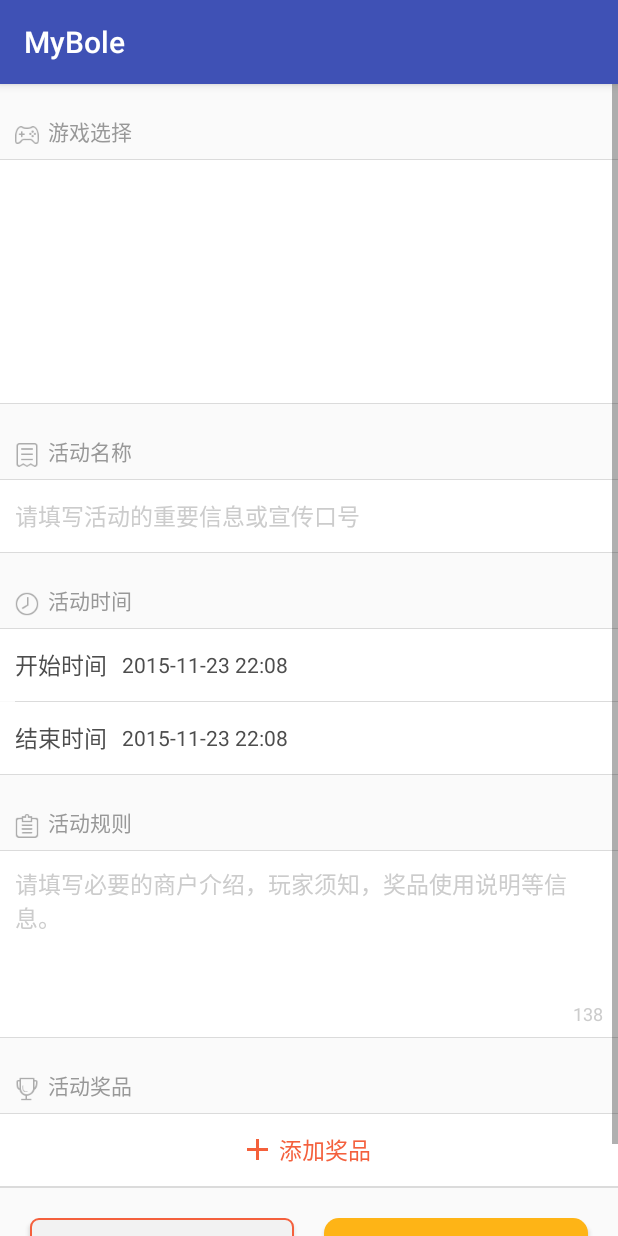
After one commit to smallhorse87/MyBole, an Android app: the ActivityCreation screen opened directly, with no data from a screen before it, on a phone screen of 412 x 824 dp. The commit adds this screen. Run offline under Robolectric (Android 15) with nearby library versions, the phone set to English and light mode, and no system bars.

```diff
--- a/app/src/main/AndroidManifest.xml
+++ b/app/src/main/AndroidManifest.xml
@@ -64,7 +64,8 @@
             android:screenOrientation="portrait"
             android:windowSoftInputMode="stateAlwaysHidden" />
         <activity android:name=".activity.text.AboutActivity" />
-        <activity android:name=".activity.text.PolicyActivity"></activity>
+        <activity android:name=".activity.text.PolicyActivity" />
+        <activity android:name=".activity.myactivities.ActivityCreation"></activity>
     </application>
 
 </manifest>
--- a/app/src/main/java/com/zhitian/mybole/activity/MainActivity.java
+++ b/app/src/main/java/com/zhitian/mybole/activity/MainActivity.java
@@ -8,6 +8,7 @@ import android.widget.Toast;
 
 import com.zhitian.mybole.R;
 import com.zhitian.mybole.activity.code.ManualVerifyActivity;
+import com.zhitian.mybole.activity.myactivities.ActivityCreation;
 import com.zhitian.mybole.activity.myactivities.MyActivitesActivity;
 import com.zhitian.mybole.activity.statistics.TotalStatActivity;
 import com.zhitian.mybole.base.BaseActivity;
@@ -59,6 +60,8 @@ public class MainActivity extends BaseActivity {
     public void onClick(View view) {
         switch (view.getId()) {
             case R.id.rl_activity_creation:
+                Intent createIntent = new Intent(this, ActivityCreation.class);
+                this.startActivity(createIntent);
                 break;
             case R.id.rl_my_activities:
                 Intent intent = new Intent(this, MyActivitesActivity.class);
--- /dev/null
+++ b/app/src/main/java/com/zhitian/mybole/activity/myactivities/ActivityCreation.java
@@ -0,0 +1,15 @@
+package com.zhitian.mybole.activity.myactivities;
+
+import android.support.v7.app.AppCompatActivity;
+import android.os.Bundle;
+
+import com.zhitian.mybole.R;
+
+public class ActivityCreation extends AppCompatActivity {
+
+    @Override
+    protected void onCreate(Bundle savedInstanceState) {
+        super.onCreate(savedInstanceState);
+        setContentView(R.layout.activity_activity_creation);
+    }
+}
--- /dev/null
+++ b/app/src/main/res/drawable/btn_round_orange_outline_selector.xml
@@ -0,0 +1,17 @@
+<?xml version="1.0" encoding="utf-8"?>
+<selector xmlns:android="http://schemas.android.com/apk/res/android">
+    <item android:state_pressed="false">
+        <shape android:shape="rectangle" xmlns:android="http://schemas.android.com/apk/res/android">
+            <stroke android:color="#f4603d" android:width="1dp"/>
+            <corners android:radius="5dp"/>
+            <solid android:color="#f2f2f2"/>
+        </shape>
+    </item>
+    <item android:state_pressed="true">
+        <shape android:shape="rectangle" xmlns:android="http://schemas.android.com/apk/res/android">
+            <stroke android:color="#40f4603d" android:width="1dp"/>
+            <corners android:radius="5dp"/>
+            <solid android:color="#f2f2f2"/>
+        </shape>
+    </item>
+</selector>
--- /dev/null
+++ b/app/src/main/res/layout/activity_activity_creation.xml
@@ -0,0 +1,360 @@
+<?xml version="1.0" encoding="utf-8"?>
+<LinearLayout xmlns:android="http://schemas.android.com/apk/res/android"
+    xmlns:tools="http://schemas.android.com/tools"
+    android:layout_width="match_parent"
+    android:layout_height="match_parent"
+    tools:context="com.zhitian.mybole.activity.myactivities.ActivityCreation"
+    android:orientation="vertical">
+
+    <ScrollView
+        android:layout_width="match_parent"
+        android:layout_height="match_parent"
+        android:id="@+id/scrollView5" >
+
+        <LinearLayout
+            android:orientation="vertical"
+            android:layout_width="match_parent"
+            android:layout_height="match_parent">
+
+            <LinearLayout
+                android:orientation="horizontal"
+                android:layout_width="match_parent"
+                android:layout_height="50dp"
+                android:paddingBottom="8dp">
+
+                <ImageView
+                    android:layout_width="16dp"
+                    android:layout_height="16dp"
+                    android:id="@+id/imageView11"
+                    android:layout_marginLeft="10dp"
+                    android:layout_gravity="bottom"
+                    android:src="@mipmap/icon_gameselection"
+                    android:scaleType="fitXY" />
+
+                <TextView
+                    android:layout_width="wrap_content"
+                    android:layout_height="wrap_content"
+                    android:text="游戏选择"
+                    android:id="@+id/textView39"
+                    android:layout_gravity="bottom"
+                    android:layout_marginLeft="6dp"
+                    android:textSize="14dp"
+                    android:textColor="#989898" />
+            </LinearLayout>
+
+            <include layout="@layout/divider_h_no_margin"/>
+
+            <LinearLayout
+                android:orientation="horizontal"
+                android:layout_width="match_parent"
+                android:layout_height="162dp"
+                android:background="#ffffff"></LinearLayout>
+
+            <include layout="@layout/divider_h_no_margin"/>
+
+            <LinearLayout
+                android:orientation="horizontal"
+                android:layout_width="match_parent"
+                android:layout_height="50dp"
+                android:paddingBottom="8dp" >
+
+                <ImageView
+                    android:layout_width="16dp"
+                    android:layout_height="16dp"
+                    android:id="@+id/imageView13"
+                    android:layout_marginLeft="10dp"
+                    android:layout_gravity="bottom"
+                    android:src="@mipmap/icon_activityname"
+                    android:scaleType="fitXY" />
+
+                <TextView
+                    android:layout_width="wrap_content"
+                    android:layout_height="wrap_content"
+                    android:text="活动名称"
+                    android:id="@+id/textView46"
+                    android:layout_gravity="bottom"
+                    android:layout_marginLeft="6dp"
+                    android:textSize="14dp"
+                    android:textColor="#989898" />
+            </LinearLayout>
+
+            <include layout="@layout/divider_h_no_margin"/>
+
+            <EditText
+                android:layout_width="match_parent"
+                android:layout_height="48dp"
+                android:id="@+id/et_activity_name"
+                android:paddingLeft="10dp"
+                android:paddingRight="10dp"
+                android:background="#ffffff"
+                android:hint="请填写活动的重要信息或宣传口号"
+                android:textSize="15dp"
+                android:textColorHint="#cccccc"
+                android:textColor="#4d4d4d" />
+
+            <include layout="@layout/divider_h_no_margin"/>
+
+            <LinearLayout
+                android:orientation="horizontal"
+                android:layout_width="match_parent"
+                android:layout_height="50dp"
+                android:paddingBottom="8dp" >
+
+                <ImageView
+                    android:layout_width="16dp"
+                    android:layout_height="16dp"
+                    android:id="@+id/imageView14"
+                    android:layout_marginLeft="10dp"
+                    android:layout_gravity="bottom"
+                    android:src="@mipmap/icon_activitytime"
+                    android:scaleType="fitXY" />
+
+                <TextView
+                    android:layout_width="wrap_content"
+                    android:layout_height="wrap_content"
+                    android:text="活动时间"
+                    android:id="@+id/textView47"
+                    android:layout_gravity="bottom"
+                    android:layout_marginLeft="6dp"
+                    android:textSize="14dp"
+                    android:textColor="#989898" />
+            </LinearLayout>
+
+            <include layout="@layout/divider_h_no_margin"/>
+
+            <LinearLayout
+                android:orientation="horizontal"
+                android:layout_width="match_parent"
+                android:layout_height="48dp"
+                android:background="@drawable/cell_selector"
+                android:id="@+id/ll_start_time"
+                android:clickable="true">
+
+                <TextView
+                    android:layout_width="wrap_content"
+                    android:layout_height="wrap_content"
+                    android:text="开始时间"
+                    android:id="@+id/textView40"
+                    android:layout_gravity="center_vertical"
+                    android:layout_marginLeft="10dp"
+                    android:textSize="15dp"
+                    android:textColor="#4d4d4d" />
+
+                <TextView
+                    android:layout_width="wrap_content"
+                    android:layout_height="wrap_content"
+                    android:text="2015-11-23 22:08"
+                    android:id="@+id/tv_start_time"
+                    android:layout_gravity="center_vertical"
+                    android:layout_marginLeft="10dp"
+                    android:textColor="#4d4d4d" />
+            </LinearLayout>
+
+            <include layout="@layout/divider_h_left_margin"/>
+
+            <LinearLayout
+                android:orientation="horizontal"
+                android:layout_width="match_parent"
+                android:layout_height="48dp"
+                android:background="@drawable/cell_selector"
+                android:id="@+id/ll_end_time"
+                android:clickable="true">
+
+                <TextView
+                    android:layout_width="wrap_content"
+                    android:layout_height="wrap_content"
+                    android:text="结束时间"
+                    android:id="@+id/textView42"
+                    android:layout_gravity="center_vertical"
+                    android:layout_marginLeft="10dp"
+                    android:textSize="15dp"
+                    android:textColor="#4d4d4d" />
+
+                <TextView
+                    android:layout_width="wrap_content"
+                    android:layout_height="wrap_content"
+                    android:text="2015-11-23 22:08"
+                    android:id="@+id/tv_end_time"
+                    android:layout_gravity="center_vertical"
+                    android:layout_marginLeft="10dp"
+                    android:textColor="#4d4d4d" />
+            </LinearLayout>
+
+            <include layout="@layout/divider_h_no_margin"/>
+
+            <LinearLayout
+                android:orientation="horizontal"
+                android:layout_width="match_parent"
+                android:layout_height="50dp"
+                android:paddingBottom="8dp" >
+
+                <ImageView
+                    android:layout_width="16dp"
+                    android:layout_height="16dp"
+                    android:id="@+id/imageView15"
+                    android:layout_marginLeft="10dp"
+                    android:layout_gravity="bottom"
+                    android:src="@mipmap/icon_activityrule"
+                    android:scaleType="fitXY" />
+
+                <TextView
+                    android:layout_width="wrap_content"
+                    android:layout_height="wrap_content"
+                    android:text="活动规则"
+                    android:id="@+id/textView48"
+                    android:layout_gravity="bottom"
+                    android:layout_marginLeft="6dp"
+                    android:textSize="14dp"
+                    android:textColor="#989898" />
+            </LinearLayout>
+
+            <include layout="@layout/divider_h_no_margin"/>
+
+            <LinearLayout
+                android:orientation="vertical"
+                android:layout_width="match_parent"
+                android:layout_height="124dp"
+                android:background="#ffffff" >
+
+                <EditText
+                    android:layout_width="match_parent"
+                    android:layout_height="90dp"
+                    android:inputType="textMultiLine"
+                    android:ems="10"
+                    android:id="@+id/et_rule"
+                    android:gravity="left|top"
+                    android:hint="请填写必要的商户介绍，玩家须知，奖品使用说明等信息。"
+                    android:textColor="#4d4d4d"
+                    android:textSize="15dp"
+                    android:background="@null"
+                    android:layout_marginLeft="10dp"
+                    android:layout_marginRight="10dp"
+                    android:layout_marginTop="10dp"
+                    android:textColorHint="#cccccc"
+                    android:maxLength="200" />
+
+                <TextView
+                    android:layout_width="wrap_content"
+                    android:layout_height="wrap_content"
+                    android:text="138"
+                    android:id="@+id/tv_remaining_count"
+                    android:layout_gravity="bottom|right"
+                    android:layout_marginBottom="10dp"
+                    android:layout_marginRight="10dp"
+                    android:textColor="#cccccc"
+                    android:textSize="12dp" />
+            </LinearLayout>
+
+            <include layout="@layout/divider_h_no_margin"/>
+
+            <LinearLayout
+                android:orientation="horizontal"
+                android:layout_width="match_parent"
+                android:layout_height="50dp"
+                android:paddingBottom="8dp" >
+
+                <ImageView
+                    android:layout_width="16dp"
+                    android:layout_height="16dp"
+                    android:id="@+id/imageView16"
+                    android:layout_marginLeft="10dp"
+                    android:layout_gravity="bottom"
+                    android:src="@mipmap/icon_prize"
+                    android:scaleType="fitXY" />
+
+                <TextView
+                    android:layout_width="wrap_content"
+                    android:layout_height="wrap_content"
+                    android:text="活动奖品"
+                    android:id="@+id/textView49"
+                    android:layout_gravity="bottom"
+                    android:layout_marginLeft="6dp"
+                    android:textSize="14dp"
+                    android:textColor="#989898" />
+            </LinearLayout>
+
+            <include layout="@layout/divider_h_no_margin"/>
+
+            <LinearLayout
+                android:orientation="horizontal"
+                android:layout_width="match_parent"
+                android:layout_height="48dp"
+                android:background="@drawable/cell_selector"
+                android:id="@+id/ll_add_prize"
+                android:clickable="true">
+
+                <Space
+                    android:layout_width="10px"
+                    android:layout_height="20px"
+                    android:layout_weight="1" />
+
+                <ImageView
+                    android:layout_width="14dp"
+                    android:layout_height="14dp"
+                    android:id="@+id/iv_add"
+                    android:layout_gravity="center_vertical"
+                    android:src="@mipmap/icon_add"
+                    android:layout_marginRight="7dp" />
+
+                <TextView
+                    android:layout_width="wrap_content"
+                    android:layout_height="wrap_content"
+                    android:text="添加奖品"
+                    android:id="@+id/tv_add"
+                    android:layout_gravity="center_vertical"
+                    android:textColor="#f4603d"
+                    android:textSize="15dp" />
+
+                <Space
+                    android:layout_width="10px"
+                    android:layout_height="20px"
+                    android:layout_weight="1" />
+            </LinearLayout>
+
+            <include layout="@layout/divider_h_no_margin"/>
+
+            <ListView
+                android:layout_width="match_parent"
+                android:layout_height="wrap_content"
+                android:id="@+id/lv_prizes" />
+
+            <include layout="@layout/divider_h_no_margin"/>
+
+            <LinearLayout
+                android:orientation="horizontal"
+                android:layout_width="match_parent"
+                android:layout_height="wrap_content"
+                android:paddingBottom="8dp" >
+
+                <Button
+                    android:layout_width="0dp"
+                    android:layout_height="43dp"
+                    android:text="预览"
+                    android:id="@+id/btn_preview"
+                    android:layout_marginLeft="20dp"
+                    android:layout_marginRight="20dp"
+                    android:layout_weight="1"
+                    android:background="@drawable/btn_round_orange_outline_selector"
+                    android:textSize="18dp"
+                    android:textColor="#fe603d"
+                    android:layout_marginTop="20dp"
+                    android:layout_marginBottom="27dp" />
+
+                <Button
+                    android:layout_width="0dp"
+                    android:layout_height="43dp"
+                    android:text="创建"
+                    android:id="@+id/btn_submit"
+                    android:layout_marginRight="20dp"
+                    android:layout_weight="1"
+                    android:textSize="18dp"
+                    android:textColor="#ffffff"
+                    android:background="@drawable/btn_selector"
+                    android:layout_marginTop="20dp"
+                    android:layout_marginBottom="27dp" />
+            </LinearLayout>
+
+        </LinearLayout>
+    </ScrollView>
+
+</LinearLayout>
--- a/app/src/main/res/layout/divider_h_no_margin.xml
+++ b/app/src/main/res/layout/divider_h_no_margin.xml
@@ -1,7 +1,7 @@
 <?xml version="1.0" encoding="utf-8"?>
 <LinearLayout xmlns:android="http://schemas.android.com/apk/res/android"
     android:orientation="vertical" android:layout_width="match_parent"
-    android:layout_height="match_parent">
+    android:layout_height="wrap_content">
 
     <TextView
         android:layout_width="match_parent"
--- /dev/null
+++ b/app/src/main/res/layout/item_prize.xml
@@ -0,0 +1,62 @@
+<?xml version="1.0" encoding="utf-8"?>
+<LinearLayout
+    xmlns:android="http://schemas.android.com/apk/res/android"
+    xmlns:tools="http://schemas.android.com/tools"
+    android:orientation="horizontal"
+    android:layout_width="match_parent"
+    android:layout_height="48dp"
+    android:background="#ffffff">
+
+    <ImageView
+        android:layout_width="20dp"
+        android:layout_height="20dp"
+        android:id="@+id/imageView12"
+        android:layout_gravity="center_vertical"
+        android:src="@mipmap/icon_prize_number1_normal"
+        android:layout_marginLeft="10dp" />
+
+    <TextView
+        android:layout_width="wrap_content"
+        android:layout_height="wrap_content"
+        android:text="一等奖"
+        android:id="@+id/textView41"
+        android:textColor="#4d4d4d"
+        android:textSize="15dp"
+        android:layout_gravity="center_vertical"
+        android:layout_marginLeft="6dp" />
+
+    <TextView
+        android:layout_width="50dp"
+        android:layout_height="wrap_content"
+        android:text="10人"
+        android:id="@+id/textView44"
+        android:textColor="#4d4d4d"
+        android:textSize="15dp"
+        android:layout_gravity="center_vertical"
+        android:layout_marginLeft="10dp"
+        android:gravity="right" />
+
+    <TextView
+        android:layout_width="wrap_content"
+        android:layout_height="wrap_content"
+        android:text="茵曼2015棉袄一件"
+        android:id="@+id/textView43"
+        android:textColor="#4d4d4d"
+        android:textSize="15dp"
+        android:layout_gravity="center_vertical"
+        android:layout_marginLeft="30dp" />
+
+    <Space
+        android:layout_width="10px"
+        android:layout_height="20px"
+        android:layout_weight="1" />
+
+    <ImageView
+        android:layout_width="40dp"
+        android:layout_height="40dp"
+        android:id="@+id/imageView17"
+        android:src="@mipmap/image_choice_delete"
+        android:scaleType="center"
+        android:layout_gravity="center_vertical" />
+
+</LinearLayout>
```
Also changed, not shown: app/src/main/res/mipmap-xhdpi/icon_activityname.png (added), app/src/main/res/mipmap-xhdpi/icon_activityrule.png (added), app/src/main/res/mipmap-xhdpi/icon_activitytime.png (added), app/src/main/res/mipmap-xhdpi/icon_add.png (added), app/src/main/res/mipmap-xhdpi/icon_add_disabled.png (added), app/src/main/res/mipmap-xhdpi/icon_gameselection.png (added), app/src/main/res/mipmap-xhdpi/icon_homepage_setting.png (added), app/src/main/res/mipmap-xhdpi/icon_prize.png (added), app/src/main/res/mipmap-xhdpi/image_choice_delete.png (added), app/src/main/res/mipmap-xxhdpi/icon_add.png (added).
